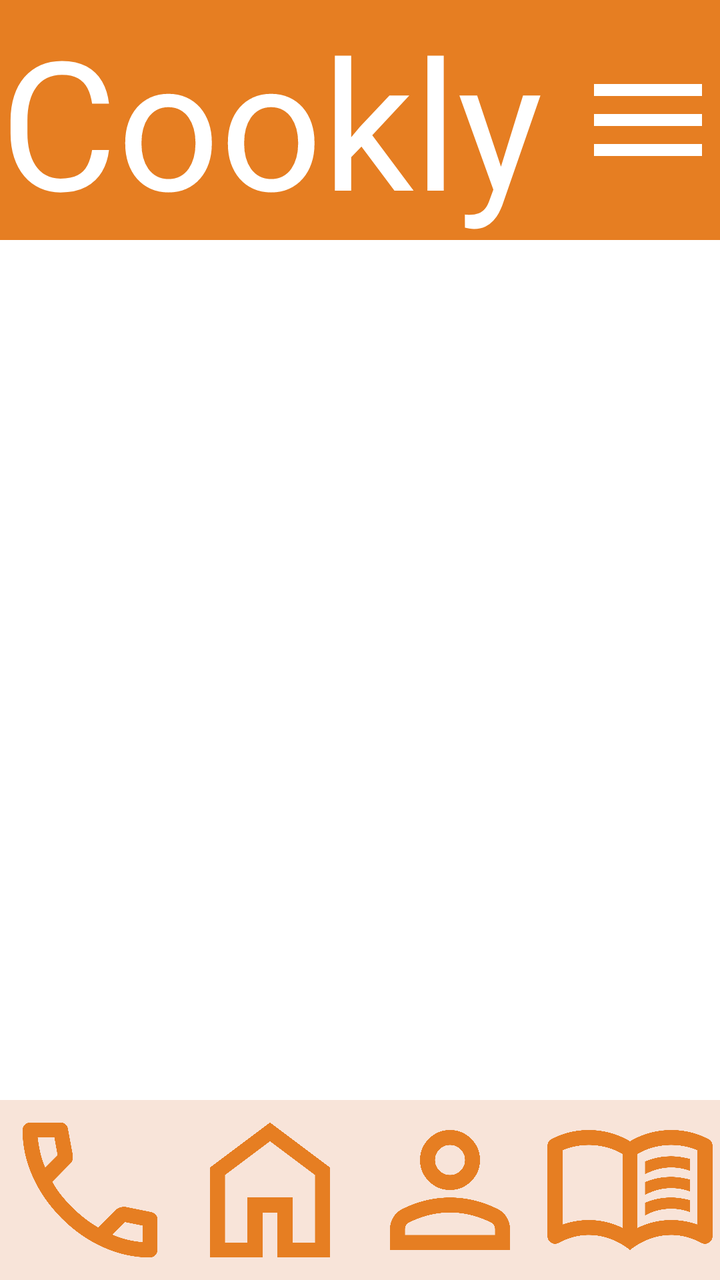
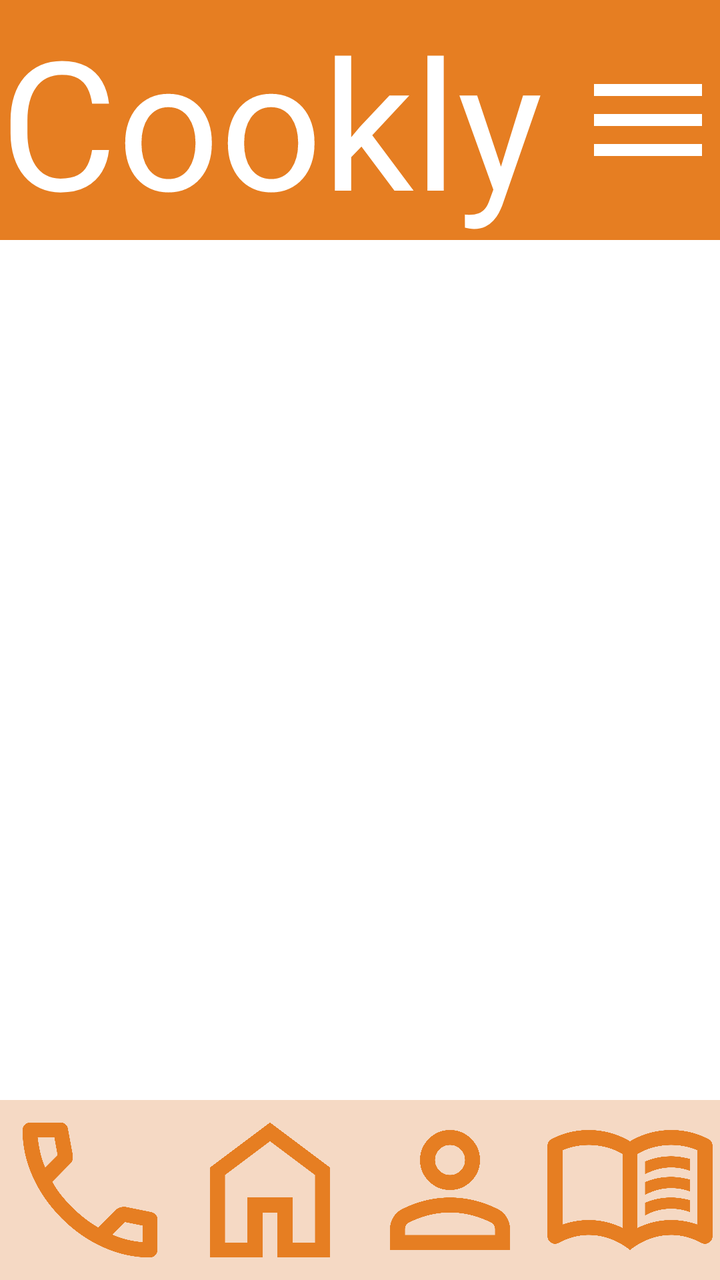

Screens rendered from an Android XML layout before and after an edit, with the pre-edit source and the edit as a unified diff.
<!-- AndroidManifest.xml: application theme Theme.Activitat_05 -->
<!-- res/layout/activity_main.xml -->
<?xml version="1.0" encoding="utf-8"?>
<androidx.constraintlayout.widget.ConstraintLayout xmlns:android="http://schemas.android.com/apk/res/android"
    xmlns:app="http://schemas.android.com/apk/res-auto"
    xmlns:tools="http://schemas.android.com/tools"
    android:id="@+id/main"
    android:layout_width="match_parent"
    android:layout_height="match_parent"
    tools:context=".MainActivity">

    <LinearLayout
        android:id="@+id/header"
        android:layout_width="match_parent"
        android:layout_height="120dp"
        app:layout_constraintStart_toStartOf="parent"
        app:layout_constraintTop_toTopOf="parent"
        app:layout_constraintBottom_toTopOf="@id/fragmentContainerView"
        android:background="?attr/headerLink"
        android:orientation="horizontal">

        <TextView
            android:layout_width="0dp"
            android:layout_height="match_parent"
            android:text="@string/logo"
            android:textSize="90sp"
            android:layout_weight="0.8"
            android:textColor="?attr/headerText"/>
        <ImageView
            android:id="@+id/aMSetting"
            android:layout_width="0dp"
            android:layout_height="match_parent"
            android:src="@drawable/menu_24dp"
            android:layout_weight="0.2"/>
    </LinearLayout>

    <androidx.fragment.app.FragmentContainerView
        android:id="@+id/fragmentContainerView"
        android:layout_width="0dp"
        android:layout_height="0dp"
        app:layout_constraintTop_toBottomOf="@id/header"
        app:layout_constraintBottom_toTopOf="@id/footer"
        app:layout_constraintStart_toStartOf="parent"
        app:layout_constraintEnd_toEndOf="parent"/>

    <LinearLayout
        android:id="@+id/footer"
        android:layout_width="match_parent"
        android:layout_height="90dp"
        app:layout_constraintBottom_toBottomOf="parent"
        android:orientation="horizontal"
        android:background="?attr/footer">

        <LinearLayout
            android:id="@+id/aMHelp"
            android:layout_width="0dp"
            android:layout_height="match_parent"
            android:layout_weight="1">

            <ImageView
                android:layout_width="match_parent"
                android:layout_height="match_parent"
                android:src="@drawable/help_24dp"/>
        </LinearLayout>

        <LinearLayout
            android:id="@+id/aMHome"
            android:layout_width="0dp"
            android:layout_height="match_parent"
            android:layout_weight="1">

            <ImageView
                android:layout_width="match_parent"
                android:layout_height="match_parent"
                android:src="@drawable/home_24dp"/>
        </LinearLayout>

        <LinearLayout
            android:id="@+id/aMProfile"
            android:layout_width="0dp"
            android:layout_height="match_parent"
            android:layout_weight="1">

            <ImageView
                android:layout_width="match_parent"
                android:layout_height="match_parent"
                android:src="@drawable/profile_24dp"/>
        </LinearLayout>

        <LinearLayout
            android:id="@+id/aMMyRecipe"
            android:layout_width="0dp"
            android:layout_height="match_parent"
            android:layout_weight="1">

            <ImageView
                android:layout_width="match_parent"
                android:layout_height="match_parent"
                android:src="@drawable/list_24dp"/>
        </LinearLayout>
    </LinearLayout>


</androidx.constraintlayout.widget.ConstraintLayout>
<!-- resources referenced by this layout -->
<resources>
  <!-- drawable help_24dp (drawable) -->
  <vector xmlns:android="http://schemas.android.com/apk/res/android"
      android:width="24dp"
      android:height="24dp"
      android:viewportWidth="960"
      android:viewportHeight="960">
    <path
        android:pathData="M798,840q-125,0 -247,-54.5T329,631Q229,531 174.5,409T120,162q0,-18 12,-30t30,-12h162q14,0 25,9.5t13,22.5l26,140q2,16 -1,27t-11,19l-97,98q20,37 47.5,71.5T387,574q31,31 65,57.5t72,48.5l94,-94q9,-9 23.5,-13.5T670,570l138,28q14,4 23,14.5t9,23.5v162q0,18 -12,30t-30,12ZM241,360l66,-66 -17,-94h-89q5,41 14,81t26,79ZM599,718q39,17 79.5,27t81.5,13v-88l-94,-19 -67,67ZM241,360ZM599,718Z"
        android:fillColor="#E67E22"/>
  </vector>
  <!-- drawable home_24dp (drawable) -->
  <vector xmlns:android="http://schemas.android.com/apk/res/android"
      android:width="24dp"
      android:height="24dp"
      android:viewportWidth="960"
      android:viewportHeight="960">
    <path
        android:pathData="M240,760h120v-240h240v240h120v-360L480,220 240,400v360ZM160,840v-480l320,-240 320,240v480L520,840v-240h-80v240L160,840ZM480,490Z"
        android:fillColor="#E67E22"/>
  </vector>
  <!-- drawable menu_24dp (drawable) -->
  <vector xmlns:android="http://schemas.android.com/apk/res/android"
      android:width="24dp"
      android:height="24dp"
      android:viewportWidth="960"
      android:viewportHeight="960">
    <path
        android:pathData="M120,720v-80h720v80L120,720ZM120,520v-80h720v80L120,520ZM120,320v-80h720v80L120,320Z"
        android:fillColor="#FFFFFF"/>
  </vector>
  <!-- drawable profile_24dp (drawable) -->
  <vector xmlns:android="http://schemas.android.com/apk/res/android"
      android:width="24dp"
      android:height="24dp"
      android:viewportWidth="960"
      android:viewportHeight="960">
    <path
        android:pathData="M367,433q-47,-47 -47,-113t47,-113q47,-47 113,-47t113,47q47,47 47,113t-47,113q-47,47 -113,47t-113,-47ZM160,800v-112q0,-34 17.5,-62.5T224,582q62,-31 126,-46.5T480,520q66,0 130,15.5T736,582q29,15 46.5,43.5T800,688v112L160,800ZM240,720h480v-32q0,-11 -5.5,-20T700,654q-54,-27 -109,-40.5T480,600q-56,0 -111,13.5T260,654q-9,5 -14.5,14t-5.5,20v32ZM536.5,376.5Q560,353 560,320t-23.5,-56.5Q513,240 480,240t-56.5,23.5Q400,287 400,320t23.5,56.5Q447,400 480,400t56.5,-23.5ZM480,320ZM480,720Z"
        android:fillColor="#E67E22"/>
  </vector>
  <string name="logo">Cookly</string>
  <style name="Theme.Activitat_05" parent="Base.Theme.Activitat_05" />
  <style name="Base.Theme.Activitat_05" parent="Theme.Material3Expressive.DayNight.NoActionBar">
          
          <item name="headerLink">@color/headerLink</item>
          <item name="colorPrimary">@color/headerLink</item>
  
          <item name="body">@color/body</item>
  
          <item name="footer">@color/footer</item>
  
          <item name="android:textColor">@color/textGeneral</item>
  
          <item name="headerText">@color/headerText</item>
          <item name="colorOnPrimary">@color/headerText</item>
          <item name="black">@color/black</item>
      </style>
  <color name="headerLink">#E67E22</color>
  <color name="body">#FFF8F0</color>
  <color name="footer">#F8E4D9</color>
  <color name="textGeneral">#5D4037</color>
  <color name="headerText">#FFFFFF</color>
  <color name="black">#000000</color>
  <!-- unchanged entries left out for length: 1 -->
</resources>

<!-- the commit's change to res/layout/activity_main.xml (unified diff, before → after) -->
@@ -97,6 +97,4 @@
                 android:src="@drawable/list_24dp"/>
         </LinearLayout>
     </LinearLayout>
-
-
 </androidx.constraintlayout.widget.ConstraintLayout>
<!-- resource entries referenced after the edit -->
@@ -45,6 +45,7 @@
   <style name="Base.Theme.Activitat_05" parent="Theme.Material3Expressive.DayNight.NoActionBar">
           
           <item name="headerLink">@color/headerLink</item>
+          <item name="subHeader">@color/subtitle</item>
           <item name="colorPrimary">@color/headerLink</item>
   
           <item name="body">@color/body</item>
@@ -58,8 +59,9 @@
           <item name="black">@color/black</item>
       </style>
   <color name="headerLink">#E67E22</color>
+  <color name="subtitle">#F9EBDC</color>
   <color name="body">#FFF8F0</color>
-  <color name="footer">#F8E4D9</color>
+  <color name="footer">#F5D9C4</color>
   <color name="textGeneral">#5D4037</color>
   <color name="headerText">#FFFFFF</color>
   <color name="black">#000000</color>
